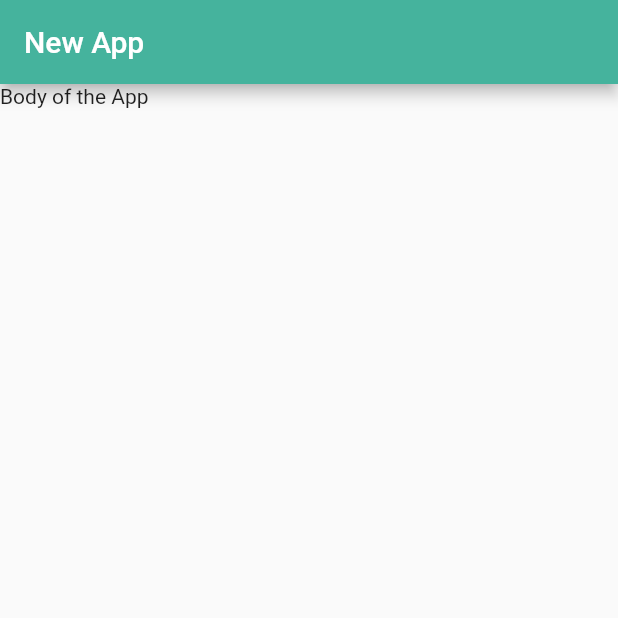
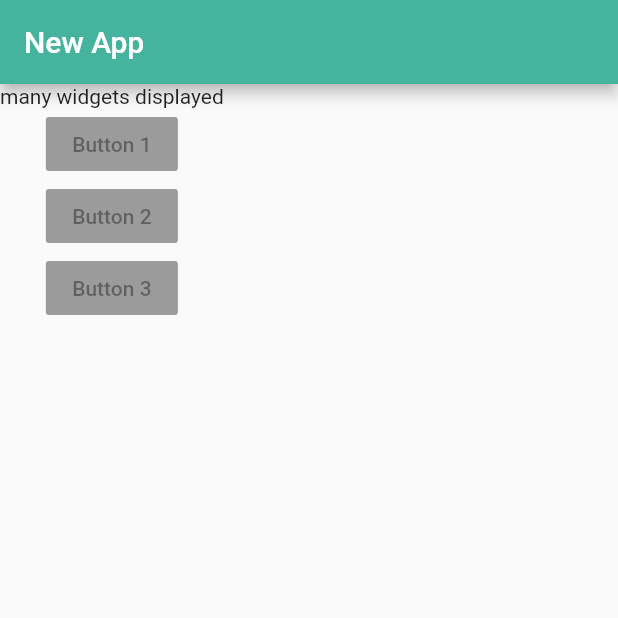
Before and after one commit to pranav230/Flutter-Projects, a Flutter app: the screen it shows after launch, on a phone screen of 412 x 824 dp, the top half of it. Run offline on Flutter 3.47's test engine with Material 2 defaults, Android fonts, the phone set to English and light mode, and no system bars.

Commit message:
Added Column in the body

```diff
--- a/first_app/lib/main.dart
+++ b/first_app/lib/main.dart
@@ -1,8 +1,6 @@
 import 'package:flutter/material.dart';
 
-void main() {
-  runApp(MyApp());
-}
+void main() => runApp(MyApp());
 
 class MyApp extends StatelessWidget {
   Widget build(BuildContext context) {
@@ -12,7 +10,23 @@ class MyApp extends StatelessWidget {
           title: Text('New App'),
           backgroundColor: Color(0xFF45B39D),
         ),
-        body: Text('Body of the App'),
+        body: Column(
+          children: [
+            Text('many widgets displayed'),
+            RaisedButton(
+              child: Text('Button 1'),
+              onPressed: null,
+            ),
+            RaisedButton(
+              child: Text('Button 2'),
+              onPressed: null,
+            ),
+            RaisedButton(
+              child: Text('Button 3'),
+              onPressed: null,
+            ),
+          ],
+        ),
       ),
     );
   }
```
